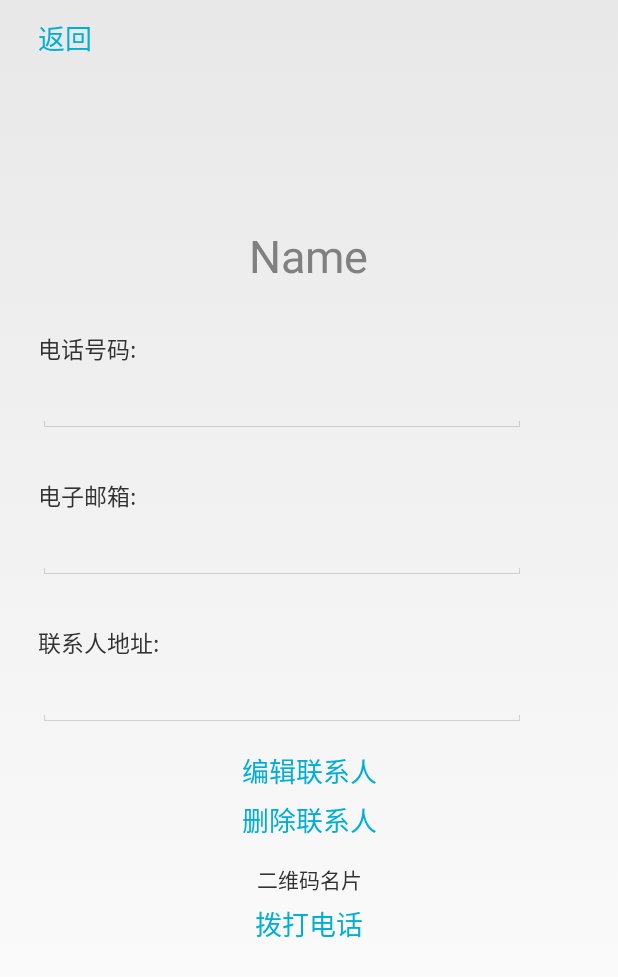
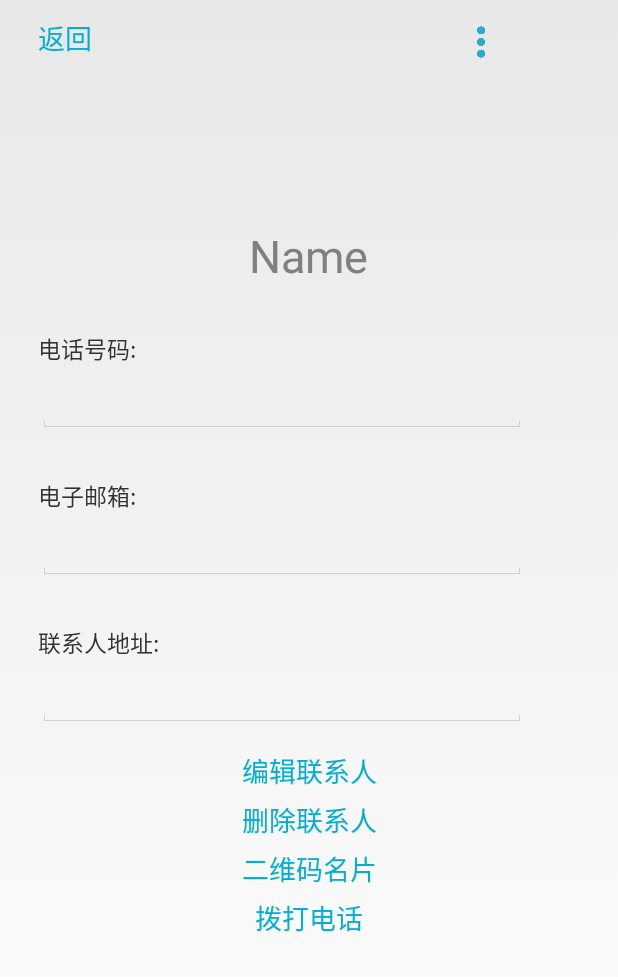
Before and after one commit to hhhhanli/PhoneBook, an Android app: the XiangxiActivity screen opened directly, with no data from a screen before it, on a phone screen of 412 x 824 dp. Shown: the top 977 px of the screen. Run offline under Robolectric (Android 15) with nearby library versions, the phone set to English and light mode, and no system bars; 11 statements that could not run were skipped.

Commit message:
shenglue

```diff
--- a/app/src/main/res/layout/xiangxi.xml
+++ b/app/src/main/res/layout/xiangxi.xml
@@ -19,7 +19,15 @@
             android:textColor="@color/blue"
             android:textSize="18dp"
             android:text="返回" />
-
+        <ImageView
+            android:layout_width="18dp"
+            android:layout_height="25dp"
+            android:layout_marginLeft="250dp"
+            android:layout_marginTop="15dp"
+            android:id="@+id/my_menu"
+            android:background="@drawable/sheng"
+            android:onClick="show"
+            />
 
     </LinearLayout>
 
@@ -172,7 +180,9 @@
             android:layout_width="match_parent"
             android:layout_height="wrap_content"
             android:gravity="center_horizontal"
-            android:layout_marginTop="15dp"
+            android:layout_marginTop="5dp"
+            android:textColor="@color/blue"
+            android:textSize="18dp"
             android:text="二维码名片"
             />
         <!--<TextView-->
```
